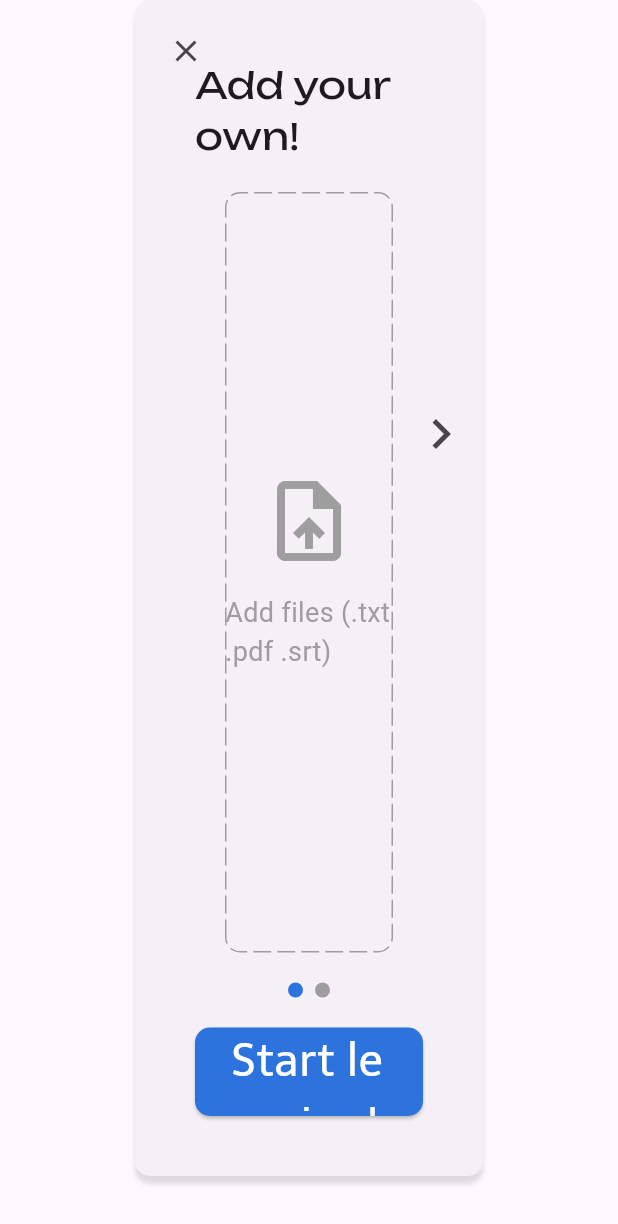
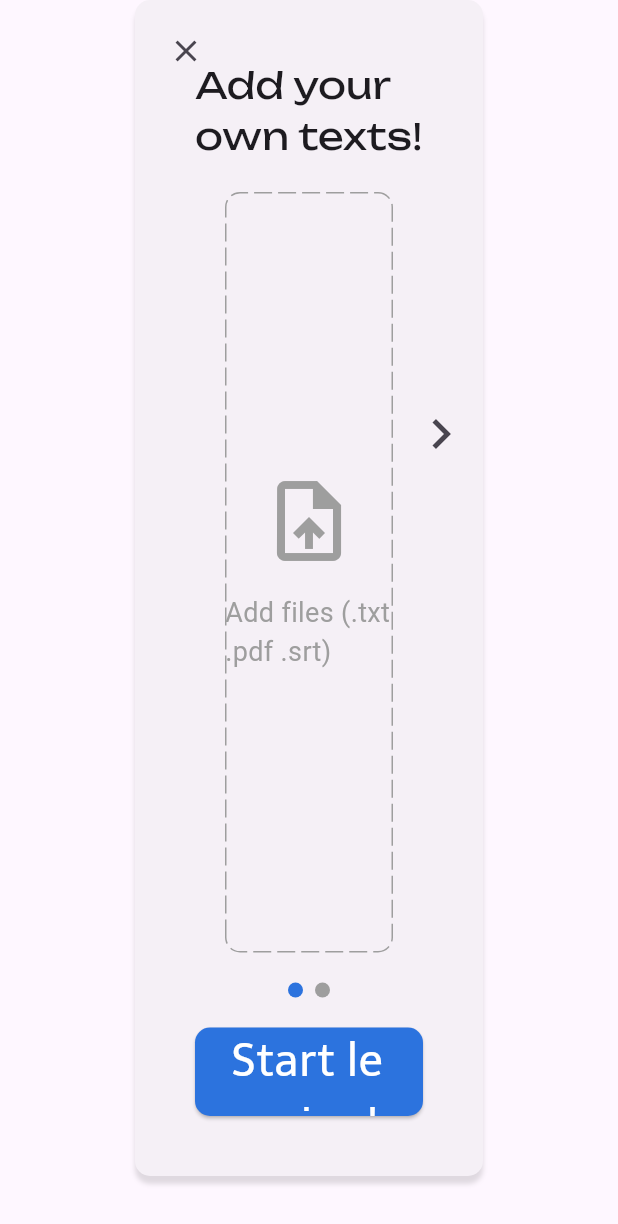
Before and after one commit to SantiagoChamie/lenski, a Flutter app: the AddBookScreen screen opened directly with empty values, on a phone screen of 412 x 824 dp. Shown: the top 1224 px of the screen. Run offline on Flutter 3.47's test engine with Material 3 defaults, Android fonts, the phone set to English and light mode, and no system bars; drawn by our look-alikes of dotted_border; our stand-ins replace cached_network_image, file_picker, flutter_tts, shared_preferences, sqflite_common_ffi; missing offline and left inert: syncfusion_flutter_pdf; accounts and stored records are empty.

```diff
--- a/lib/screens/course/books/add_book_screen.dart
+++ b/lib/screens/course/books/add_book_screen.dart
@@ -146,7 +146,7 @@ class _AddBookScreenState extends State<AddBookScreen> {
                       child: Column(
                         mainAxisAlignment: MainAxisAlignment.spaceBetween,
                         children: [
-                          const Text('Add your own!',
+                          const Text('Add your own texts!',
                             style: TextStyle(fontSize: 24, fontFamily: "Unbounded")),
                           Expanded(
                             child: Padding(
```
Also changed, not shown: lib/screens/course/course_home.dart (+12 -0 lines).
